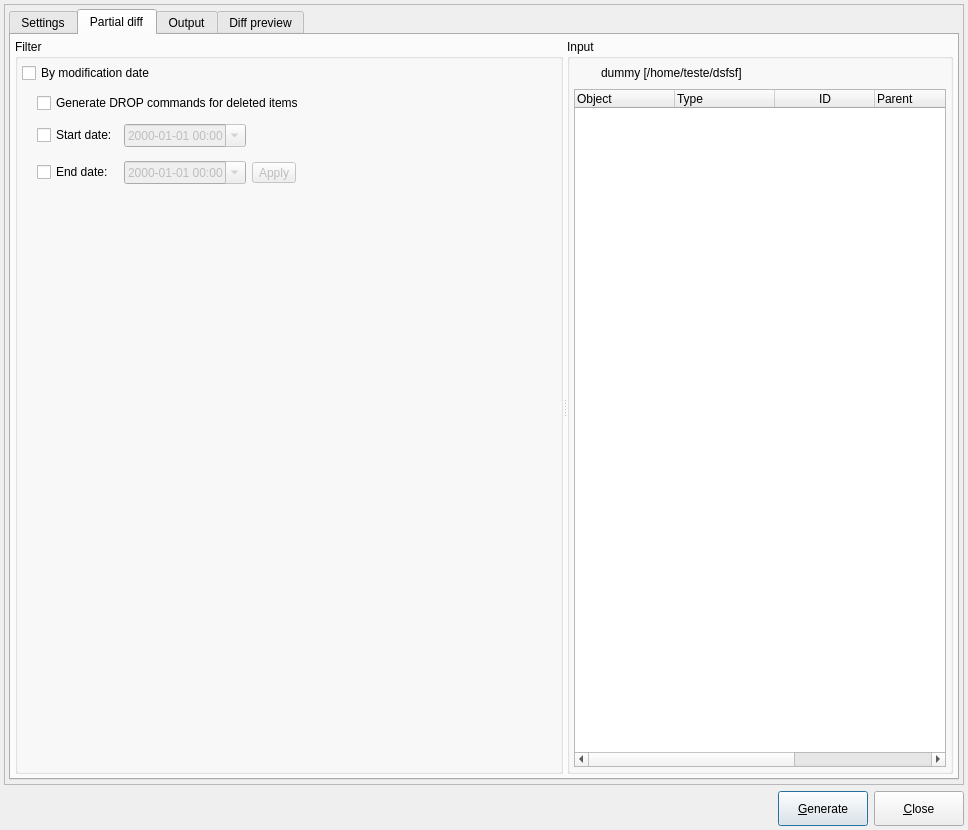
Before: the Qt Designer form libpgmodeler_ui/ui/modeldatabasediffform.ui in pgmodeler/pgmodeler, drawn with Qt 5.
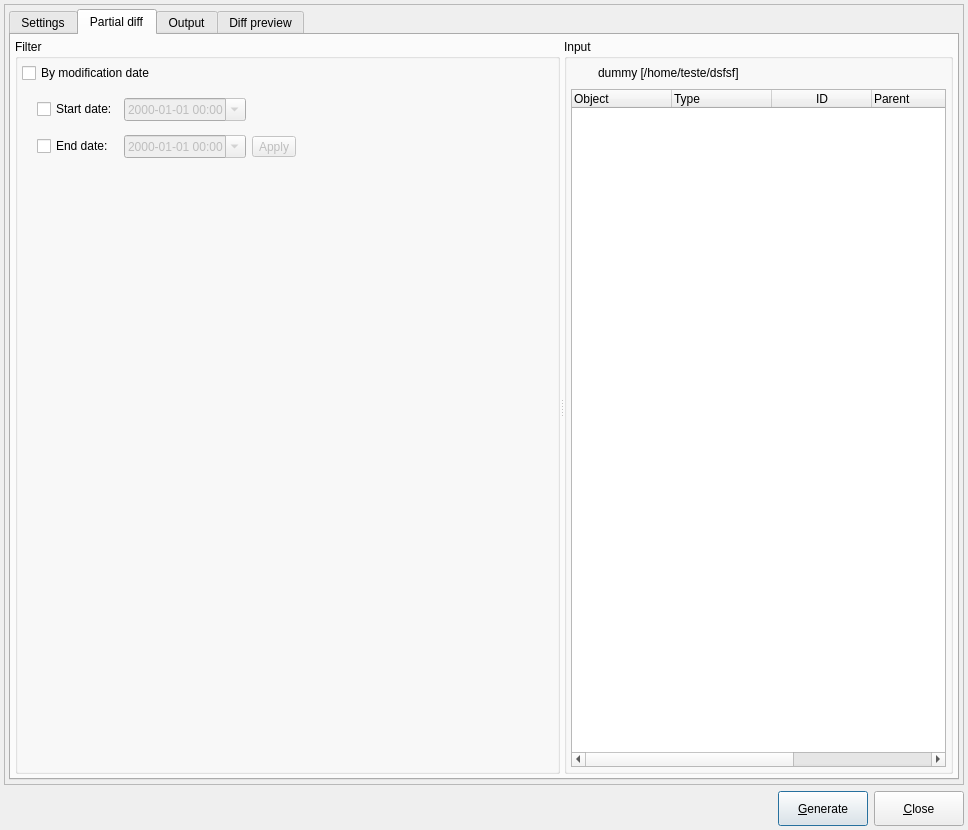
After: the same form once the commit is applied. The open tabs and pages were chosen to show the change. Icons and pictures are not drawn.

What changed in the file:
```diff
--- a/libpgmodeler_ui/ui/modeldatabasediffform.ui
+++ b/libpgmodeler_ui/ui/modeldatabasediffform.ui
@@ -1476,13 +1476,35 @@
                       <number>4</number>
                      </property>
                      <item row="2" column="0">
-                      <widget class="QCheckBox" name="start_date_chk">
+                      <widget class="QCheckBox" name="end_date_chk">
+                       <property name="enabled">
+                        <bool>true</bool>
+                       </property>
                        <property name="text">
-                        <string>Start date:</string>
+                        <string>End date:</string>
                        </property>
                       </widget>
                      </item>
-                     <item row="2" column="3" rowspan="2">
+                     <item row="1" column="1">
+                      <widget class="QDateTimeEdit" name="start_date_dt">
+                       <property name="enabled">
+                        <bool>false</bool>
+                       </property>
+                       <property name="sizePolicy">
+                        <sizepolicy hsizetype="Preferred" vsizetype="Fixed">
+                         <horstretch>0</horstretch>
+                         <verstretch>0</verstretch>
+                        </sizepolicy>
+                       </property>
+                       <property name="displayFormat">
+                        <string>yyyy-MM-dd HH:mm</string>
+                       </property>
+                       <property name="calendarPopup">
+                        <bool>true</bool>
+                       </property>
+                      </widget>
+                     </item>
+                     <item row="1" column="3" rowspan="2">
                       <spacer name="horizontalSpacer_11">
                        <property name="orientation">
                         <enum>Qt::Horizontal</enum>
@@ -1496,7 +1518,7 @@
                       </spacer>
                      </item>
                      <item row="2" column="1">
-                      <widget class="QDateTimeEdit" name="start_date_dt">
+                      <widget class="QDateTimeEdit" name="end_date_dt">
                        <property name="enabled">
                         <bool>false</bool>
                        </property>
@@ -1514,7 +1536,14 @@
                        </property>
                       </widget>
                      </item>
-                     <item row="3" column="2">
+                     <item row="1" column="0">
+                      <widget class="QCheckBox" name="start_date_chk">
+                       <property name="text">
+                        <string>Start date:</string>
+                       </property>
+                      </widget>
+                     </item>
+                     <item row="2" column="2">
                       <widget class="QToolButton" name="apply_by_date_tb">
                        <property name="enabled">
                         <bool>false</bool>
@@ -1543,36 +1572,7 @@
                        </property>
                       </widget>
                      </item>
-                     <item row="3" column="0">
-                      <widget class="QCheckBox" name="end_date_chk">
-                       <property name="enabled">
-                        <bool>true</bool>
-                       </property>
-                       <property name="text">
-                        <string>End date:</string>
-                       </property>
-                      </widget>
-                     </item>
-                     <item row="3" column="1">
-                      <widget class="QDateTimeEdit" name="end_date_dt">
-                       <property name="enabled">
-                        <bool>false</bool>
-                       </property>
-                       <property name="sizePolicy">
-                        <sizepolicy hsizetype="Preferred" vsizetype="Fixed">
-                         <horstretch>0</horstretch>
-                         <verstretch>0</verstretch>
-                        </sizepolicy>
-                       </property>
-                       <property name="displayFormat">
-                        <string>yyyy-MM-dd HH:mm</string>
-                       </property>
-                       <property name="calendarPopup">
-                        <bool>true</bool>
-                       </property>
-                      </widget>
-                     </item>
-                     <item row="5" column="1">
+                     <item row="4" column="1">
                       <spacer name="verticalSpacer_4">
                        <property name="orientation">
                         <enum>Qt::Vertical</enum>
@@ -1585,19 +1585,6 @@
                        </property>
                       </spacer>
                      </item>
-                     <item row="1" column="0" colspan="4">
-                      <widget class="QCheckBox" name="gen_drop_del_items_chk">
-                       <property name="toolTip">
-                        <string>Generates &lt;strong&gt;DROP&lt;/strong&gt; commands from changelog entries related to objects deleted from the database model.</string>
-                       </property>
-                       <property name="statusTip">
-                        <string/>
-                       </property>
-                       <property name="text">
-                        <string>Generate DROP commands for deleted items</string>
-                       </property>
-                      </widget>
-                     </item>
                     </layout>
                    </widget>
                   </item>
```
Left out of the diff: 2 changed lines with no effect on the pictures.
